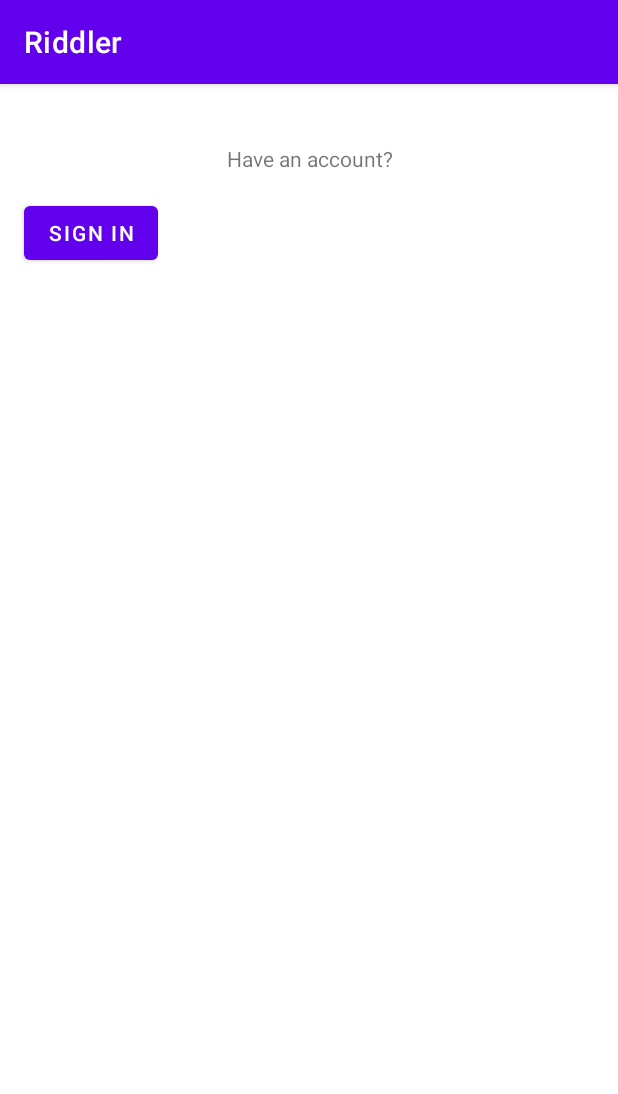
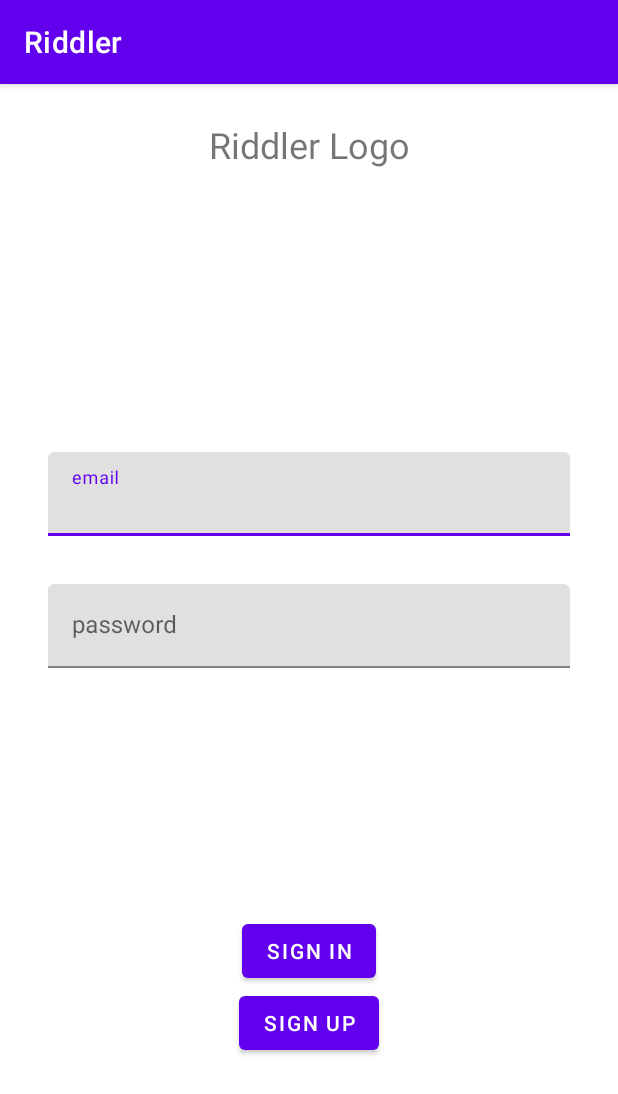
Before and after one commit to Johabeo/Riddler, an Android app: the OnboardActivity screen opened directly, with no data from a screen before it, on a phone screen of 412 x 824 dp. Shown: the top 1094 px of the screen. Run offline under Robolectric (Android 15) with nearby library versions, the light colour scheme and no system bars; our stand-ins replace Firebase (no records; nobody signed in at launch, a user with empty details on screens opened directly).

Commit message:
onboarding - firebase signup and sign in

```diff
--- a/app/build.gradle
+++ b/app/build.gradle
@@ -89,7 +89,9 @@ dependencies {
     // When using the BoM, you don't specify versions in Firebase library dependencies
     implementation 'com.google.firebase:firebase-firestore-ktx'
 
-
+    // Declare the dependency for the Firebase Authentication library
+    // When using the BoM, you don't specify versions in Firebase library dependencies
+    implementation 'com.google.firebase:firebase-auth-ktx'
 
     //RxKotlin
     implementation 'io.reactivex.rxjava3:rxandroid:3.0.0'
--- a/app/src/main/java/com/example/riddler/App.kt
+++ b/app/src/main/java/com/example/riddler/App.kt
@@ -1,10 +1,6 @@
 package com.example.riddler
 
 import android.app.Application
-import android.content.Context
-import com.okta.*
-import com.okta.oidc.clients.AuthClient
-import com.okta.oidc.clients.web.WebAuthClient
 
 
 class App : Application() {
--- a/app/src/main/java/com/example/riddler/MainActivity.kt
+++ b/app/src/main/java/com/example/riddler/MainActivity.kt
@@ -28,6 +28,8 @@ class MainActivity : AppCompatActivity() {
     override fun onCreate(savedInstanceState: Bundle?) {
         super.onCreate(savedInstanceState)
         setContentView(R.layout.activity_main)
+        val db = FirebaseFirestore.getInstance()
+
         val intent = Intent(this, NewTriviaActivity::class.java)
         //uncomment if you want to open NewTriviaActivity immediately
         //startActivity(intent)
--- a/app/src/main/java/com/example/riddler/OnboardActivity.kt
+++ b/app/src/main/java/com/example/riddler/OnboardActivity.kt
@@ -2,73 +2,89 @@ package com.example.riddler
 
 import android.os.Bundle
 import android.util.Log
-import android.view.View
+import android.widget.Toast
 import androidx.appcompat.app.AppCompatActivity
-import com.okta.oidc.AuthorizationStatus
-import com.okta.oidc.ResultCallback
-import com.okta.oidc.clients.sessions.SessionClient
-import com.okta.oidc.clients.web.WebAuthClient
-import com.okta.oidc.util.AuthorizationException
-import java.util.logging.Logger
+import androidx.fragment.app.Fragment
+import androidx.fragment.app.FragmentContainerView
+import com.example.riddler.ui.SignInFragment
+import com.example.riddler.ui.SignUpFragment
+import com.google.firebase.auth.FirebaseAuth
+import com.google.firebase.auth.ktx.auth
+import com.google.firebase.ktx.Firebase
 
 
 class OnboardActivity : AppCompatActivity() {
-    private val logger: Logger = Logger.getLogger("OnboardActivity")
-    private var client: WebAuthClient? = null
-    private var sessionClient: SessionClient? = null
+    lateinit var auth: FirebaseAuth
 
     override fun onCreate(savedInstanceState: Bundle?) {
         super.onCreate(savedInstanceState)
         setContentView(R.layout.activity_onboard)
 
-        findViewById<View>(R.id.browser_sign_in_btn).setOnClickListener { v: View? ->
-            client!!.signIn(
-                this,
-                null
-            )
+        auth = Firebase.auth
+
+        val currentUser = auth.currentUser
+        if(currentUser != null){
+            auth.signOut()
         }
-        findViewById<View>(R.id.logout_btn).setOnClickListener { v: View? ->
-            client!!.signOutOfOkta(
-                this
-            )
-        }
-        client = AuthClient.getWebAuthClient(this)
+
+        val fragment = SignInFragment(signIn, setSignupFragment)
+        supportFragmentManager
+            .beginTransaction()
+            .replace(R.id.onboard_fragmentContainer, fragment)
+            .commit()
 
 
-        sessionClient = client!!.sessionClient
+    }
 
-        if(sessionClient != null){
-            println("AUTH STATUS: " + sessionClient!!.isAuthenticated)
-        }
+    fun openMainActivity(){
+        Log.d("firebase auth", "inside openMainActivity")
+    }
 
-        client!!.registerCallback(object : ResultCallback<AuthorizationStatus, AuthorizationException> {
-            override fun onSuccess(status: AuthorizationStatus) {
-                if (status == AuthorizationStatus.AUTHORIZED) {
-                    // client is authorized.
-                    logger.info("Auth success")
-                    runOnUiThread {
-                        findViewById<View>(R.id.browser_sign_in_btn).visibility = View.GONE
-                        findViewById<View>(R.id.logout_btn).visibility = View.VISIBLE
-                    }
 
-                } else if (status == AuthorizationStatus.SIGNED_OUT) {
-                    // this only clears the browser session.
-                    logger.info("Sign out success")
-                    runOnUiThread {
-                        findViewById<View>(R.id.browser_sign_in_btn).visibility = View.VISIBLE
-                        findViewById<View>(R.id.logout_btn).visibility = View.GONE
-                    }
+    val setSignupFragment = fun(){
+        val signUpFragment = SignUpFragment(signUp)
+        supportFragmentManager
+            .beginTransaction()
+            .add(R.id.onboard_fragmentContainer, signUpFragment)
+            .addToBackStack("fragment")
+            .commit()
+    }
+
+    val signIn = fun(email: String, password: String){
+        auth.signInWithEmailAndPassword(email, password)
+            .addOnCompleteListener(this) { task ->
+                if (task.isSuccessful) {
+                    // Sign in success, update UI with the signed-in user's information
+                    Log.d("firebase auth: ", "signInWithEmail:success")
+                    val user = auth.currentUser
+                    openMainActivity()
+                    //updateUI(user)
+                } else {
+                    // If sign in fails, display a message to the user.
+                    Log.w("firebase auth: ", "signInWithEmail:failure", task.exception)
+                    Toast.makeText(baseContext, "Authentication failed.",
+                        Toast.LENGTH_SHORT).show()
+                    //updateUI(null)
                 }
             }
+    }
 
-            override fun onCancel() {
-                // authorization canceled
-                logger.info("Auth cancelled")
+    val signUp = fun(email: String, password: String){
+        auth.createUserWithEmailAndPassword(email, password)
+            .addOnCompleteListener(this) { task ->
+                if (task.isSuccessful) {
+                    // Sign in success, update UI with the signed-in user's information
+                    Log.d("firebase auth: ", "createUserWithEmail:success")
+                    val user = auth.currentUser
+                    openMainActivity()
+                    //updateUI(user)
+                } else {
+                    // If sign in fails, display a message to the user.
+                    Log.w("firebase auth: ", "createUserWithEmail:failure", task.exception)
+                    Toast.makeText(baseContext, "Authentication failed.",
+                        Toast.LENGTH_SHORT).show()
+                    //updateUI(null)
+                }
             }
-
-            override fun onError(msg: String?, exception: AuthorizationException?) {
-                logger.severe(String.format("Error: %s : %s", exception?.error, exception?.errorDescription))
-            }
-        }, this)
     }
 }
--- /dev/null
+++ b/app/src/main/java/com/example/riddler/ui/SignInFragment.kt
@@ -0,0 +1,41 @@
+package com.example.riddler.ui
+
+import android.os.Bundle
+import androidx.fragment.app.Fragment
+import android.view.LayoutInflater
+import android.view.View
+import android.view.ViewGroup
+import android.widget.Button
+import android.widget.EditText
+import android.widget.Toast
+import com.example.riddler.R
+
+
+class SignInFragment(val signIn : (String, String) -> Unit, val setSignUpFragment : () -> Unit) : Fragment() {
+
+    override fun onCreate(savedInstanceState: Bundle?) {
+        super.onCreate(savedInstanceState)
+    }
+
+    override fun onCreateView(
+        inflater: LayoutInflater, container: ViewGroup?, savedInstanceState: Bundle?): View? {
+        // Inflate the layout for this fragment
+        val view = inflater.inflate(R.layout.fragment_sign_in, container, false)
+
+        val emailText = view.findViewById<EditText>(R.id.onboarding_signin_email)
+        val passwordText = view.findViewById<EditText>(R.id.onboarding_signin_password)
+
+        view.findViewById<Button>(R.id.onboarding_signin_signinButon).setOnClickListener {
+            val email = emailText.text.toString()
+            val password = passwordText.text.toString()
+            signIn(email, password)
+        }
+
+        view.findViewById<Button>(R.id.onboard_signin_signupButton).setOnClickListener {
+            setSignUpFragment()
+        }
+
+        return view
+    }
+
+}
--- a/app/src/main/res/layout/activity_onboard.xml
+++ b/app/src/main/res/layout/activity_onboard.xml
@@ -4,56 +4,29 @@
     xmlns:tools="http://schemas.android.com/tools"
     android:id="@+id/auth_container"
     android:layout_width="match_parent"
-    android:layout_height="wrap_content"
-    android:layout_marginStart="8dp"
-    android:layout_marginTop="8dp"
-    android:layout_marginEnd="8dp"
+    android:layout_height="match_parent"
     android:visibility="visible"
     app:layout_constraintEnd_toEndOf="parent"
     app:layout_constraintStart_toStartOf="parent"
     app:layout_constraintTop_toTopOf="parent">
 
-    <Button
-        android:id="@+id/browser_sign_in_btn"
+    <androidx.fragment.app.FragmentContainerView
+        android:id="@+id/onboard_fragmentContainer"
+        android:layout_width="0dp"
+        android:layout_height="0dp"
+        app:layout_constraintBottom_toBottomOf="parent"
+        app:layout_constraintEnd_toEndOf="parent"
+        app:layout_constraintStart_toStartOf="parent"
+        app:layout_constraintTop_toBottomOf="@+id/onboard_logo" />
+
+    <TextView
+        android:id="@+id/onboard_logo"
         android:layout_width="wrap_content"
         android:layout_height="wrap_content"
-        android:layout_marginStart="8dp"
-        android:layout_marginTop="16dp"
-        android:layout_marginEnd="8dp"
-        android:text="@string/sign_in_btn"
+        android:padding="24dp"
+        android:text="Riddler Logo"
+        android:textSize="24sp"
         app:layout_constraintEnd_toEndOf="parent"
-        app:layout_constraintHorizontal_bias="0.0"
         app:layout_constraintStart_toStartOf="parent"
-        app:layout_constraintTop_toBottomOf="@+id/have_account" />
-
-    <Button
-        android:id="@+id/logout_btn"
-        android:layout_width="wrap_content"
-        android:layout_height="wrap_content"
-        android:layout_marginStart="8dp"
-        android:layout_marginTop="16dp"
-        android:layout_marginEnd="8dp"
-        android:backgroundTint="@android:color/holo_red_light"
-        android:text="@string/sign_out_btn"
-        android:visibility="gone"
-        app:layout_constraintEnd_toEndOf="parent"
-        app:layout_constraintHorizontal_bias="0.0"
-        app:layout_constraintStart_toStartOf="parent"
-        app:layout_constraintTop_toBottomOf="@+id/have_account" />
-
-    <TextView
-        android:id="@+id/have_account"
-        android:layout_width="0dp"
-        android:layout_height="wrap_content"
-        android:layout_marginStart="8dp"
-        android:layout_marginTop="32dp"
-        android:layout_marginEnd="8dp"
-        android:text="@string/have_account"
-        android:textAlignment="center"
-        app:layout_constraintEnd_toEndOf="parent"
-        app:layout_constraintHorizontal_bias="0.53"
-        app:layout_constraintStart_toStartOf="parent"
-        app:layout_constraintTop_toTopOf="parent"
-        tools:text="@string/have_account" />
-
+        app:layout_constraintTop_toTopOf="parent" />
 </androidx.constraintlayout.widget.ConstraintLayout>
--- /dev/null
+++ b/app/src/main/res/layout/fragment_sign_in.xml
@@ -0,0 +1,72 @@
+<?xml version="1.0" encoding="utf-8"?>
+<androidx.constraintlayout.widget.ConstraintLayout xmlns:android="http://schemas.android.com/apk/res/android"
+    xmlns:app="http://schemas.android.com/apk/res-auto"
+    xmlns:tools="http://schemas.android.com/tools"
+    android:id="@+id/onboarding_signin_constraintLayout"
+    android:layout_width="match_parent"
+    android:layout_height="match_parent"
+    tools:context=".ui.SignInFragment">
+
+    <Button
+        android:id="@+id/onboarding_signin_signinButon"
+        android:layout_width="wrap_content"
+        android:layout_height="wrap_content"
+        android:text="@string/sign_in_btn"
+        app:layout_constraintBottom_toBottomOf="parent"
+        app:layout_constraintEnd_toEndOf="parent"
+        app:layout_constraintStart_toStartOf="parent"
+        app:layout_constraintTop_toTopOf="parent"
+        app:layout_constraintVertical_bias="0.74" />
+
+    <Button
+        android:id="@+id/onboard_signin_signupButton"
+        android:layout_width="wrap_content"
+        android:layout_height="wrap_content"
+        android:text="@string/need_account"
+        app:layout_constraintEnd_toEndOf="parent"
+        app:layout_constraintStart_toStartOf="parent"
+        app:layout_constraintTop_toBottomOf="@+id/onboarding_signin_signinButon" />
+
+    <androidx.constraintlayout.widget.ConstraintLayout
+        android:layout_width="0dp"
+        android:layout_height="wrap_content"
+        app:layout_constraintBottom_toTopOf="@+id/onboarding_signin_signinButon"
+        app:layout_constraintEnd_toEndOf="parent"
+        app:layout_constraintStart_toStartOf="parent"
+        app:layout_constraintTop_toTopOf="parent">
+
+        <com.google.android.material.textfield.TextInputLayout
+            android:id="@+id/textInputLayout"
+            android:layout_width="0dp"
+            android:layout_height="wrap_content"
+            android:layout_marginStart="32dp"
+            android:layout_marginEnd="32dp"
+            app:layout_constraintEnd_toEndOf="parent"
+            app:layout_constraintStart_toStartOf="parent"
+            app:layout_constraintTop_toTopOf="parent">
+
+            <com.google.android.material.textfield.TextInputEditText
+                android:id="@+id/onboarding_signin_email"
+                android:layout_width="match_parent"
+                android:layout_height="wrap_content"
+                android:hint="email" />
+        </com.google.android.material.textfield.TextInputLayout>
+
+        <com.google.android.material.textfield.TextInputLayout
+            android:layout_width="0dp"
+            android:layout_height="wrap_content"
+            android:layout_marginStart="32dp"
+            android:layout_marginTop="32dp"
+            android:layout_marginEnd="32dp"
+            app:layout_constraintEnd_toEndOf="parent"
+            app:layout_constraintStart_toStartOf="parent"
+            app:layout_constraintTop_toBottomOf="@+id/textInputLayout">
+
+            <com.google.android.material.textfield.TextInputEditText
+                android:id="@+id/onboarding_signin_password"
+                android:layout_width="match_parent"
+                android:layout_height="wrap_content"
+                android:hint="password" />
+        </com.google.android.material.textfield.TextInputLayout>
+    </androidx.constraintlayout.widget.ConstraintLayout>
+</androidx.constraintlayout.widget.ConstraintLayout>
--- a/app/src/main/res/values/strings.xml
+++ b/app/src/main/res/values/strings.xml
@@ -2,6 +2,9 @@
     <string name="app_name">Riddler</string>
     <string name="sign_in_btn">Sign in</string>
     <string name="sign_out_btn">Sign out</string>
-    <string name="have_account">Have an account?</string>
+    <string name="have_account">Have an account? Need an account?</string>
     <string name="welcome_user">Welcome </string>
+    <string name="need_account">Sign up</string>
+    <string name="back">Back</string>
+    <string name="signup_text">Sign up with email and password</string>
 </resources>
```
Also changed, not shown: app/src/main/java/com/example/riddler/AuthClient.kt (deleted, +0 -51 lines), app/src/main/java/com/example/riddler/ui/SignUpFragment.kt (added, +40 -0 lines), app/src/main/res/layout/fragment_sign_up.xml (added, +83 -0 lines), app/src/main/res/raw/okta_oidc_config.json (deleted, +0 -11 lines), 1 other file.
